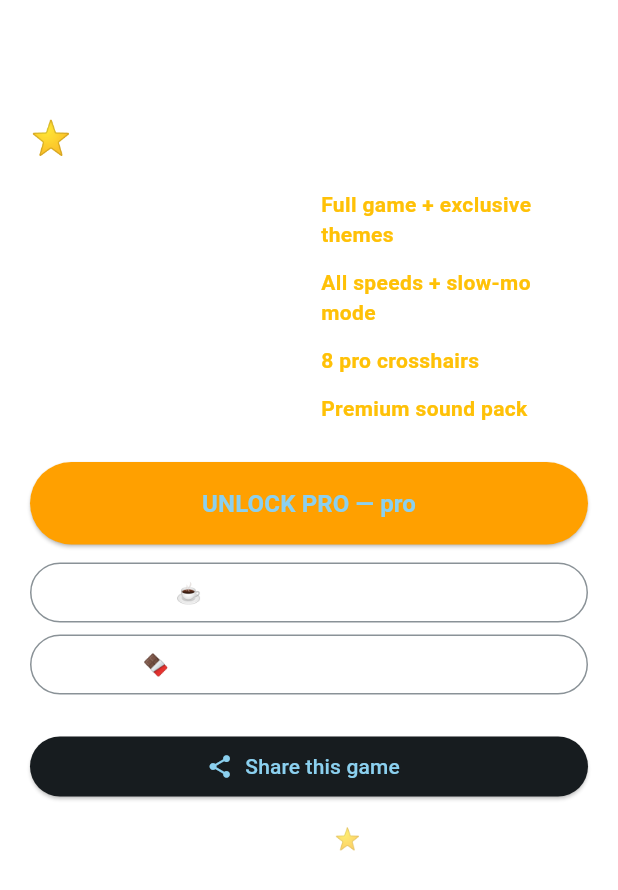
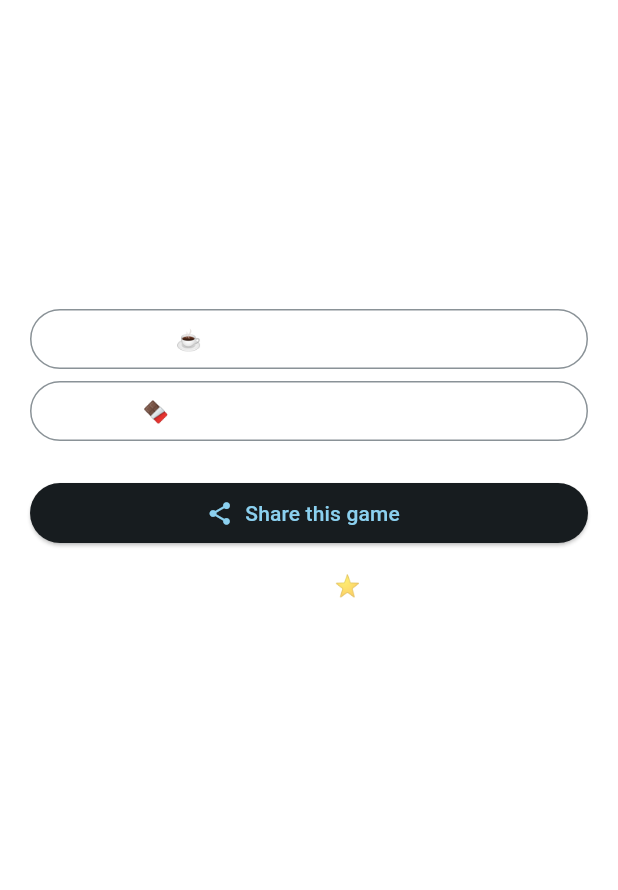
Before and after one commit to wjia-n/game-cloudcannon, a Flutter app: the ProScreen screen opened directly with empty values, on a phone screen of 412 x 824 dp. Shown: the top 890 px of the screen. Run offline on Flutter 3.47's test engine with Material 3 defaults, Android fonts, the phone set to English and light mode, and no system bars; our stand-ins replace audioplayers, cross_file, file_picker, in_app_purchase, in_app_review, qr_flutter and 2 more; missing offline and left inert: mobile_scanner; accounts and stored records are empty.

Commit message:
Remove misleading PRO copy: retitle Pro screen to Support, keep tip jars; bump versionCode

```diff
--- a/lib/screens/menu_screen.dart
+++ b/lib/screens/menu_screen.dart
@@ -48,7 +48,7 @@ class _MenuScreenState extends State<MenuScreen> {
             Navigator.push(context, MaterialPageRoute(
                 builder: (_) => SettingsScreen(config: config, audio: widget.audio)));
           }),
-          _btn(context, '⭐  GO PRO', Colors.amber.shade700, () {
+          _btn(context, '❤️  SUPPORT', Colors.amber.shade700, () {
             widget.audio.click();
             Navigator.push(context, MaterialPageRoute(
                 builder: (_) => ProScreen(config: config, audio: widget.audio)));
--- a/lib/screens/pro_screen.dart
+++ b/lib/screens/pro_screen.dart
@@ -35,20 +35,12 @@ class _ProScreenState extends State<ProScreen> {
   @override Widget build(BuildContext context) {
     final c = widget.config;
     return Scaffold(backgroundColor: c.darkColor,
-      appBar: AppBar(title: const Text('Go Pro'), backgroundColor: c.primaryColor, foregroundColor: Colors.white),
+      appBar: AppBar(title: const Text('Support the developer'), backgroundColor: c.primaryColor, foregroundColor: Colors.white),
       body: ListView(padding: const EdgeInsets.all(20), children: [
-        const Text('⭐ FREE vs PRO', style: TextStyle(color: Colors.white, fontSize: 22, fontWeight: FontWeight.bold)),
-        const SizedBox(height: 12),
-        _row('Full game', 'Full game + exclusive themes'),
-        _row('3 target speeds', 'All speeds + slow-mo mode'),
-        _row('Basic crosshair', '8 pro crosshairs'),
-        _row('Standard SFX', 'Premium sound pack'),
+        const Text('This game is fully unlocked — thank you for playing!', style: TextStyle(color: Colors.white, fontSize: 20, fontWeight: FontWeight.bold)),
+        const SizedBox(height: 8),
+        const Text('If you would like to support the developer, you can leave a tip below. Tips are donations and unlock nothing extra.', style: TextStyle(color: Colors.white70)),
         const SizedBox(height: 20),
-        ElevatedButton(
-          style: ElevatedButton.styleFrom(backgroundColor: Colors.amber.shade700, padding: const EdgeInsets.symmetric(vertical: 16)),
-          onPressed: () { widget.audio.click(); _buy(c.proId); },
-          child: Text('UNLOCK PRO — ${c.proId}', style: const TextStyle(fontSize: 16, fontWeight: FontWeight.bold))),
-        const SizedBox(height: 8),
         OutlinedButton(onPressed: () { widget.audio.click(); _buy(c.coffeeId); },
           child: Text('☕ Buy me a coffee (${c.coffeeId})', style: const TextStyle(color: Colors.white))),
         OutlinedButton(onPressed: () { widget.audio.click(); _buy(c.chocolateId); },
@@ -62,10 +54,4 @@ class _ProScreenState extends State<ProScreen> {
       ]),
     );
   }
-  Widget _row(String free, String pro) => Padding(padding: const EdgeInsets.symmetric(vertical: 6),
-    child: Row(children: [
-      Expanded(child: Text(free, style: const TextStyle(color: Colors.white54))),
-      const Icon(Icons.arrow_forward, color: Colors.white38, size: 16),
-      Expanded(child: Text(pro, style: const TextStyle(color: Colors.amber, fontWeight: FontWeight.bold))),
-    ]));
 }
--- a/lib/theme/game_config.dart
+++ b/lib/theme/game_config.dart
@@ -15,7 +15,6 @@ class GameConfig {
   Color get darkColor => Color(dark);
   Color get accentColor => Color(accent);
   String get package => 'com.gameswajiha.$slug';
-  String get proId => '${slug}pro';
   String get coffeeId => '${slug}coffee';
   String get chocolateId => '${slug}chocolate';
 }
--- a/pubspec.yaml
+++ b/pubspec.yaml
@@ -1,7 +1,7 @@
 name: cloudcannon
 description: "Cloud Cannon - Shoot rain clouds to water gardens"
 publish_to: 'none'
-version: 1.0.0+3
+version: 1.0.0+4
 environment:
   sdk: ^3.13.5
 
```
